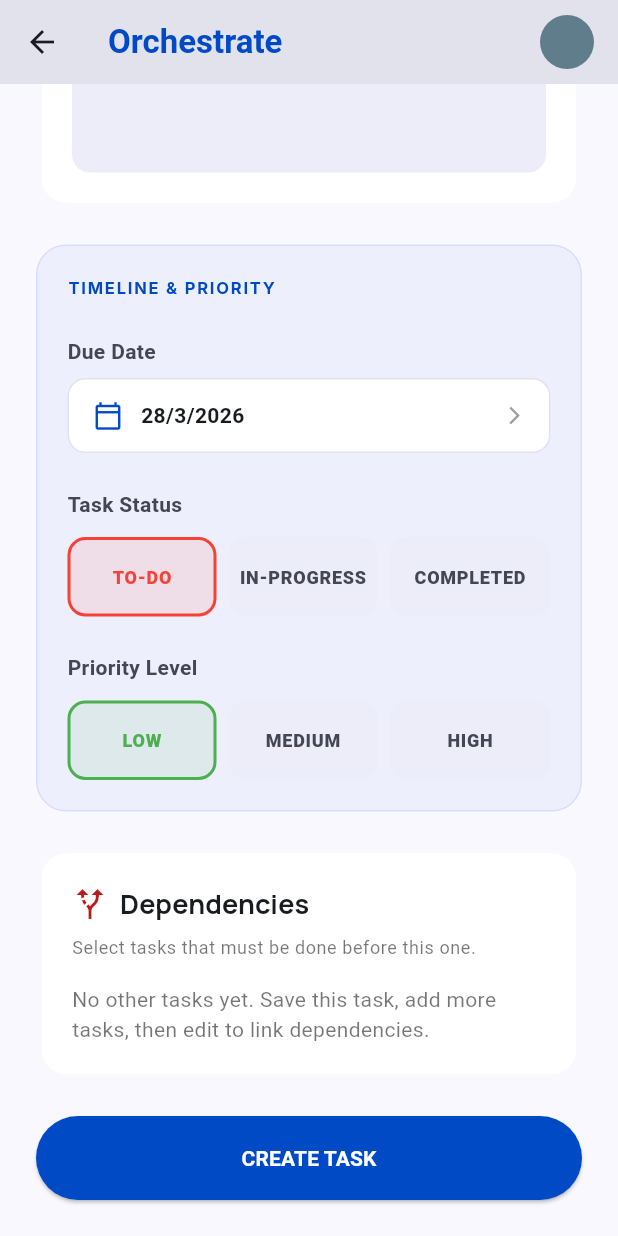
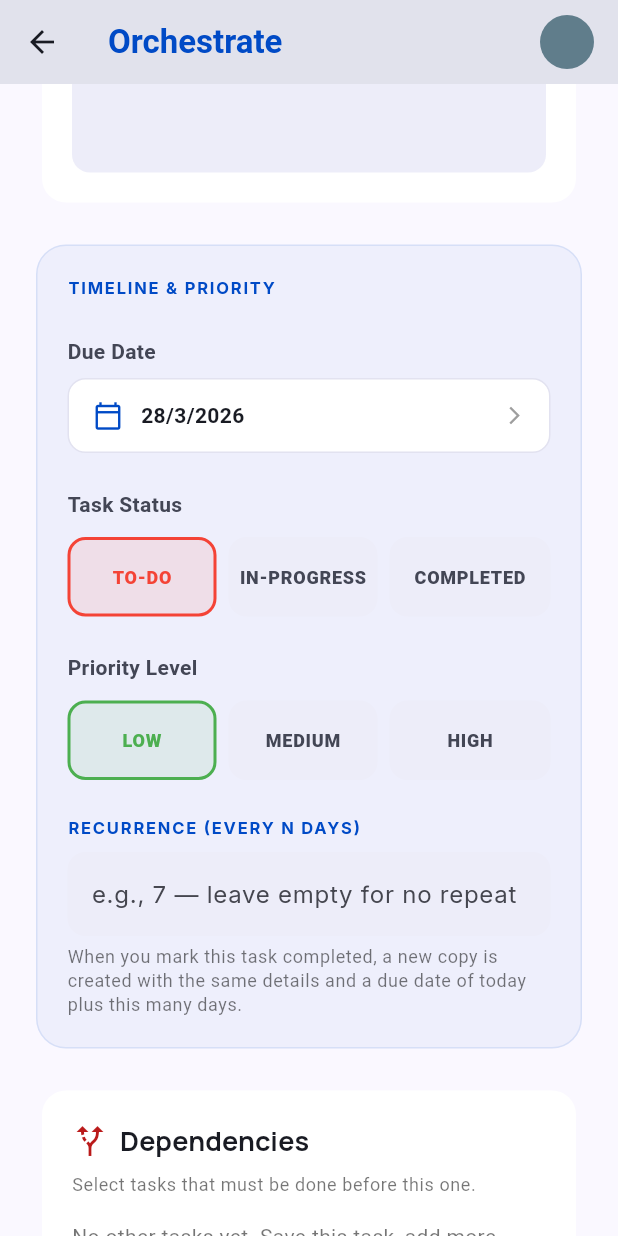
Before and after one commit to harry95730/to_do_list, a Flutter app: the CreateTaskScreen screen opened directly, scrolled down 340 dp, on a phone screen of 412 x 824 dp. Run offline on Flutter 3.47's test engine with Material 3 defaults, Android fonts, the phone set to English and light mode, and no system bars; our stand-ins replace equatable, flutter_bloc, google_fonts, shared_preferences; accounts and stored records are empty.

Commit message:
Frequency feature added

```diff
--- a/lib/features/domain/entities/task_entity.dart
+++ b/lib/features/domain/entities/task_entity.dart
@@ -11,9 +11,8 @@ class TaskEntity extends Equatable {
   final DateTime? createdAt;
   final DateTime? updatedAt;
   final String? createdBy;
-
-  /// Display order within the task’s group (active vs dependency). Lower = earlier.
   final int sortOrder;
+  final int? recurrenceDays;
 
   const TaskEntity({
     required this.id,
@@ -27,6 +26,7 @@ class TaskEntity extends Equatable {
     required this.updatedAt,
     required this.createdBy,
     this.sortOrder = 0,
+    this.recurrenceDays,
   });
 
   @override
@@ -42,6 +42,7 @@ class TaskEntity extends Equatable {
     updatedAt,
     createdBy,
     sortOrder,
+    recurrenceDays,
   ];
 
   TaskEntity copyWith({
@@ -56,6 +57,7 @@ class TaskEntity extends Equatable {
     DateTime? updatedAt,
     String? createdBy,
     int? sortOrder,
+    int? recurrenceDays,
   }) {
     return TaskEntity(
       id: id ?? this.id,
@@ -69,6 +71,7 @@ class TaskEntity extends Equatable {
       updatedAt: updatedAt ?? this.updatedAt,
       createdBy: createdBy ?? this.createdBy,
       sortOrder: sortOrder ?? this.sortOrder,
+      recurrenceDays: recurrenceDays ?? this.recurrenceDays,
     );
   }
 
@@ -84,6 +87,7 @@ class TaskEntity extends Equatable {
     'updatedAt': updatedAt?.toIso8601String(),
     'createdBy': createdBy,
     'sortOrder': sortOrder,
+    'recurrenceDays': recurrenceDays,
   };
 
   factory TaskEntity.fromJson(Map<String, dynamic> json) {
@@ -109,6 +113,7 @@ class TaskEntity extends Equatable {
           : null,
       createdBy: json['createdBy'] as String?,
       sortOrder: (json['sortOrder'] as num?)?.toInt() ?? 0,
+      recurrenceDays: (json['recurrenceDays'] as num?)?.toInt(),
     );
   }
 }
--- a/lib/features/presentation/screens/create_task.dart
+++ b/lib/features/presentation/screens/create_task.dart
@@ -1,4 +1,5 @@
 import 'package:flutter/material.dart';
+import 'package:flutter/services.dart';
 import 'package:flutter_bloc/flutter_bloc.dart';
 import 'package:google_fonts/google_fonts.dart';
 import 'package:to_do_list/features/domain/entities/task_entity.dart';
@@ -28,6 +29,7 @@ class _CreateTaskScreenState extends State<CreateTaskScreen> {
   late Set<String> _selectedDependencyIds;
   final TextEditingController _nameController = TextEditingController();
   final TextEditingController _descriptionController = TextEditingController();
+  final TextEditingController _recurrenceController = TextEditingController();
 
   static int _optionIndex(int? value) {
     if (value == null) return 0;
@@ -45,12 +47,24 @@ class _CreateTaskScreenState extends State<CreateTaskScreen> {
       _currentPriorityIndex = _optionIndex(existing.priority);
       _currentStatusIndex = _optionIndex(existing.status);
       _selectedDependencyIds = Set<String>.from(existing.dependencies);
+      final r = existing.recurrenceDays;
+      if (r != null && r > 0) {
+        _recurrenceController.text = r.toString();
+      }
     } else {
       _selectedDate = DateTime.now();
       _currentPriorityIndex = 0;
       _currentStatusIndex = 0;
       _selectedDependencyIds = {};
     }
+  }
+
+  int? _parseRecurrenceDays() {
+    final t = _recurrenceController.text.trim();
+    if (t.isEmpty) return null;
+    final v = int.tryParse(t);
+    if (v == null || v <= 0) return null;
+    return v;
   }
 
   List<String> _dependencyListForSubmit() {
@@ -92,6 +106,7 @@ class _CreateTaskScreenState extends State<CreateTaskScreen> {
   void dispose() {
     _nameController.dispose();
     _descriptionController.dispose();
+    _recurrenceController.dispose();
     super.dispose();
   }
 
@@ -110,6 +125,8 @@ class _CreateTaskScreenState extends State<CreateTaskScreen> {
       return;
     }
 
+    final recurrenceDays = _parseRecurrenceDays();
+
     if (widget.isEditing) {
       final existing = widget.taskToEdit!;
       final task = TaskEntity(
@@ -124,6 +141,7 @@ class _CreateTaskScreenState extends State<CreateTaskScreen> {
         updatedAt: DateTime.now(),
         createdBy: existing.createdBy,
         sortOrder: existing.sortOrder,
+        recurrenceDays: recurrenceDays,
       );
       bloc.add(UpdateTaskRequested(task));
     } else {
@@ -138,6 +156,7 @@ class _CreateTaskScreenState extends State<CreateTaskScreen> {
         createdAt: DateTime.now(),
         updatedAt: DateTime.now(),
         createdBy: "Harry Asher",
+        recurrenceDays: recurrenceDays,
       );
       bloc.add(CreateTaskRequested(task));
     }
@@ -510,6 +529,37 @@ class _CreateTaskScreenState extends State<CreateTaskScreen> {
                       });
                     },
                   ),
+                  const SizedBox(height: 24),
+                  Text(
+                    "RECURRENCE (EVERY N DAYS)",
+                    style: Theme.of(context).textTheme.labelSmall,
+                  ),
+                  const SizedBox(height: 8),
+                  TextField(
+                    controller: _recurrenceController,
+                    keyboardType: TextInputType.number,
+                    inputFormatters: [
+                      FilteringTextInputFormatter.digitsOnly,
+                    ],
+                    decoration: InputDecoration(
+                      hintText: "e.g., 7 — leave empty for no repeat",
+                      filled: true,
+                      fillColor: OrchestrateTheme.surfaceContainerHigh,
+                      border: OutlineInputBorder(
+                        borderRadius: BorderRadius.circular(12),
+                        borderSide: BorderSide.none,
+                      ),
+                    ),
+                  ),
+                  const SizedBox(height: 6),
+                  Text(
+                    "When you mark this task completed, a new copy is created "
+                    "with the same details and a due date of today plus this many days.",
+                    style: Theme.of(context).textTheme.bodySmall?.copyWith(
+                          color: Colors.black54,
+                          height: 1.35,
+                        ),
+                  ),
                 ],
               ),
             ),
```
Also changed, not shown: lib/features/presentation/bloc/task_bloc.dart (+41 -0 lines).
